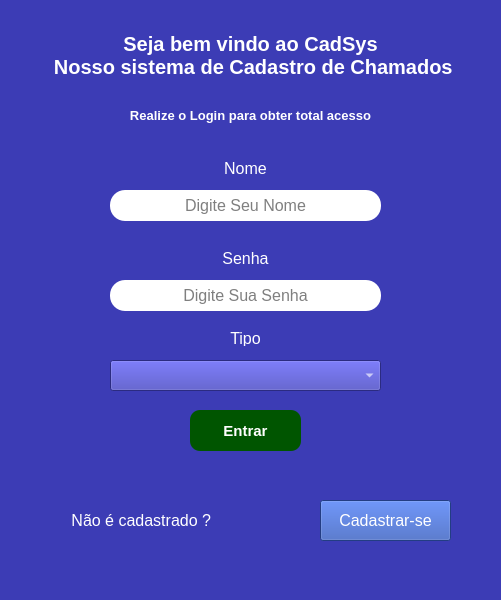
This is pages/login.ui in luizcarlosjj/chamadosSys as Qt 5 draws it before an edit. The edited form follows.
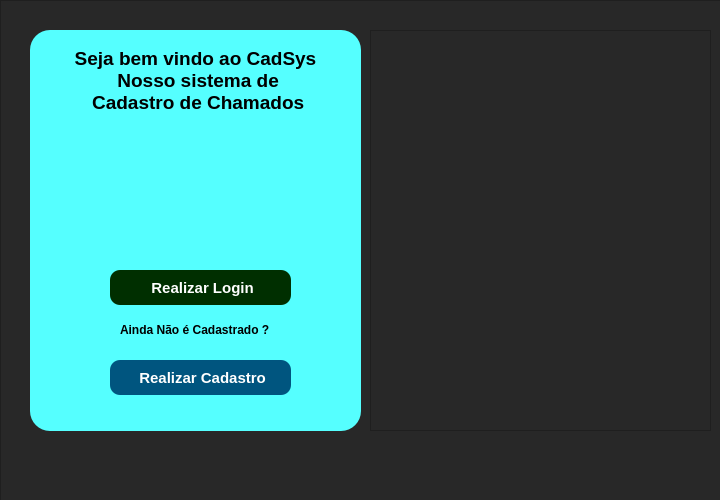
This is the edited form. Icons and pictures are not drawn.

What changed in the file:
```diff
--- a/pages/login.ui
+++ b/pages/login.ui
@@ -6,256 +6,357 @@
    <rect>
     <x>0</x>
     <y>0</y>
-    <width>501</width>
-    <height>600</height>
+    <width>720</width>
+    <height>500</height>
    </rect>
   </property>
+  <property name="maximumSize">
+   <size>
+    <width>720</width>
+    <height>500</height>
+   </size>
+  </property>
   <property name="windowTitle">
    <string>Login</string>
   </property>
   <property name="styleSheet">
-   <string notr="true">background-color: rgb(60, 60, 181);</string>
+   <string notr="true"/>
   </property>
   <widget class="QWidget" name="centralwidget">
+   <widget class="QFrame" name="frame">
+    <property name="geometry">
+     <rect>
+      <x>0</x>
+      <y>0</y>
+      <width>721</width>
+      <height>501</height>
+     </rect>
+    </property>
+    <property name="styleSheet">
+     <string notr="true">background-color: rgb(40, 40, 40);</string>
+    </property>
+    <property name="frameShape">
+     <enum>QFrame::StyledPanel</enum>
+    </property>
+    <property name="frameShadow">
+     <enum>QFrame::Raised</enum>
+    </property>
+    <widget class="QFrame" name="frame_2">
+     <property name="geometry">
+      <rect>
+       <x>30</x>
+       <y>30</y>
+       <width>331</width>
+       <height>401</height>
+      </rect>
+     </property>
+     <property name="styleSheet">
+      <string notr="true">background-color: rgb(85, 255, 255);
+border-radius: 20px </string>
+     </property>
+     <property name="frameShape">
+      <enum>QFrame::StyledPanel</enum>
+     </property>
+     <property name="frameShadow">
+      <enum>QFrame::Raised</enum>
+     </property>
    <widget class="QLabel" name="label">
     <property name="geometry">
      <rect>
-      <x>40</x>
-      <y>20</y>
-      <width>421</width>
-      <height>71</height>
+        <x>30</x>
+        <y>10</y>
+        <width>271</width>
+        <height>81</height>
      </rect>
     </property>
     <property name="font">
      <font>
-      <pointsize>15</pointsize>
+        <pointsize>14</pointsize>
       <weight>75</weight>
       <bold>true</bold>
      </font>
     </property>
     <property name="styleSheet">
-     <string notr="true">color: rgb(255, 255, 255);</string>
+       <string notr="true">color: rgb(0, 0, 0);</string>
     </property>
     <property name="text">
      <string>Seja bem vindo ao CadSys 
- Nosso sistema de Cadastro de Chamados</string>
+ Nosso sistema de
+ Cadastro de Chamados</string>
     </property>
     <property name="alignment">
      <set>Qt::AlignCenter</set>
     </property>
    </widget>
-   <widget class="QPushButton" name="pushButton_2">
-    <property name="geometry">
-     <rect>
-      <x>190</x>
-      <y>410</y>
-      <width>111</width>
-      <height>41</height>
-     </rect>
-    </property>
-    <property name="font">
-     <font>
-      <pointsize>11</pointsize>
-      <weight>75</weight>
-      <bold>true</bold>
-     </font>
-    </property>
-    <property name="styleSheet">
-     <string notr="true">border-radius: 10px;
-color: rgb(255, 255, 255);
-background-color: rgb(0, 85, 0);</string>
-    </property>
-    <property name="text">
-     <string>Entrar</string>
-    </property>
-   </widget>
-   <widget class="QLabel" name="label_2">
-    <property name="geometry">
-     <rect>
-      <x>110</x>
-      <y>100</y>
-      <width>281</width>
-      <height>31</height>
-     </rect>
-    </property>
-    <property name="font">
-     <font>
-      <pointsize>10</pointsize>
-      <weight>75</weight>
-      <bold>true</bold>
-     </font>
-    </property>
-    <property name="styleSheet">
-     <string notr="true">color: rgb(255, 255, 255);</string>
-    </property>
-    <property name="text">
-     <string>Realize o Login para obter total acesso</string>
-    </property>
-    <property name="alignment">
-     <set>Qt::AlignCenter</set>
-    </property>
-   </widget>
-   <widget class="QLineEdit" name="user">
-    <property name="geometry">
-     <rect>
-      <x>110</x>
-      <y>190</y>
-      <width>271</width>
-      <height>31</height>
-     </rect>
-    </property>
-    <property name="font">
-     <font>
-      <pointsize>12</pointsize>
-     </font>
-    </property>
-    <property name="styleSheet">
-     <string notr="true">padding: 5px; color: #000; background-color: #fff;
-border-width: 2px; border-radius: 15px; border-color: #000;</string>
-    </property>
-    <property name="text">
-     <string/>
-    </property>
-    <property name="alignment">
-     <set>Qt::AlignCenter</set>
-    </property>
-    <property name="placeholderText">
-     <string>Digite Seu Nome</string>
-    </property>
-   </widget>
    <widget class="QLabel" name="label_3">
     <property name="geometry">
      <rect>
-      <x>210</x>
-      <y>250</y>
-      <width>71</width>
-      <height>16</height>
+        <x>110</x>
+        <y>100</y>
+        <width>121</width>
+        <height>121</height>
+       </rect>
+      </property>
+      <property name="text">
+       <string/>
+      </property>
+      <property name="pixmap">
+       <pixmap>../src/conferencia.png</pixmap>
+      </property>
+      <property name="scaledContents">
+       <bool>true</bool>
+      </property>
+     </widget>
+     <widget class="QPushButton" name="btn_Login">
+      <property name="geometry">
+       <rect>
+        <x>80</x>
+        <y>240</y>
+        <width>181</width>
+        <height>35</height>
      </rect>
     </property>
     <property name="font">
      <font>
-      <pointsize>12</pointsize>
+        <pointsize>11</pointsize>
+        <weight>75</weight>
+        <bold>true</bold>
      </font>
     </property>
     <property name="styleSheet">
-     <string notr="true">color: #fff</string>
+       <string notr="true">border-radius: 10px;
+color: rgb(255, 255, 255);
+background-color: rgb(0, 47, 0);</string>
     </property>
     <property name="text">
-     <string>Senha</string>
-    </property>
-    <property name="alignment">
-     <set>Qt::AlignCenter</set>
+       <string> Realizar Login</string>
+      </property>
+      <property name="icon">
+       <iconset>
+        <normaloff>../src/verificar.png</normaloff>../src/verificar.png</iconset>
+      </property>
+      <property name="iconSize">
+       <size>
+        <width>30</width>
+        <height>30</height>
+       </size>
     </property>
    </widget>
    <widget class="QLabel" name="label_4">
     <property name="geometry">
      <rect>
-      <x>210</x>
-      <y>160</y>
-      <width>71</width>
-      <height>16</height>
+        <x>90</x>
+        <y>290</y>
+        <width>161</width>
+        <height>20</height>
      </rect>
     </property>
     <property name="font">
      <font>
-      <pointsize>12</pointsize>
-     </font>
-    </property>
+        <pointsize>9</pointsize>
+        <weight>75</weight>
+        <bold>true</bold>
+       </font>
+      </property>
+      <property name="text">
+       <string>Ainda Não é Cadastrado ?</string>
+      </property>
+     </widget>
+     <widget class="QPushButton" name="btn_Cadastro">
+      <property name="geometry">
+       <rect>
+        <x>80</x>
+        <y>330</y>
+        <width>181</width>
+        <height>35</height>
+       </rect>
+      </property>
+      <property name="font">
+       <font>
+        <pointsize>11</pointsize>
+        <weight>75</weight>
+        <bold>true</bold>
+       </font>
+      </property>
     <property name="styleSheet">
-     <string notr="true">color: #fff</string>
+       <string notr="true">border-radius: 10px;
+color: rgb(255, 255, 255);
+background-color: rgb(0, 85, 127);
+</string>
     </property>
     <property name="text">
-     <string>Nome</string>
-    </property>
-    <property name="alignment">
-     <set>Qt::AlignCenter</set>
-    </property>
-   </widget>
-   <widget class="QLineEdit" name="passwd">
+       <string> Realizar Cadastro</string>
+      </property>
+      <property name="icon">
+       <iconset>
+        <normaloff>../src/cadastro.png</normaloff>../src/cadastro.png</iconset>
+      </property>
+      <property name="iconSize">
+       <size>
+        <width>20</width>
+        <height>20</height>
+       </size>
+      </property>
+     </widget>
+    </widget>
+    <widget class="QFrame" name="frame_Login">
     <property name="geometry">
      <rect>
-      <x>110</x>
-      <y>280</y>
-      <width>271</width>
+       <x>379</x>
+       <y>30</y>
+       <width>331</width>
+       <height>401</height>
+      </rect>
+     </property>
+     <property name="styleSheet">
+      <string notr="true">background-color: rgb(85, 255, 255);
+border-radius: 20px </string>
+     </property>
+     <property name="frameShape">
+      <enum>QFrame::StyledPanel</enum>
+     </property>
+     <property name="frameShadow">
+      <enum>QFrame::Raised</enum>
+     </property>
+     <widget class="QLabel" name="label_2">
+      <property name="geometry">
+       <rect>
+        <x>20</x>
+        <y>30</y>
+        <width>291</width>
       <height>31</height>
      </rect>
     </property>
     <property name="font">
      <font>
-      <pointsize>12</pointsize>
+        <pointsize>11</pointsize>
+        <weight>75</weight>
+        <bold>true</bold>
      </font>
     </property>
     <property name="styleSheet">
-     <string notr="true">padding: 5px; color: #000; background-color: #fff;
-border-width: 2px; border-radius: 15px; border-color: #000;</string>
+       <string notr="true">color: rgb(0, 0, 0);</string>
     </property>
     <property name="text">
-     <string/>
+       <string>Realize o Login para obter total acesso</string>
     </property>
     <property name="alignment">
      <set>Qt::AlignCenter</set>
     </property>
-    <property name="placeholderText">
-     <string>Digite Sua Senha</string>
-    </property>
-   </widget>
-   <widget class="QPushButton" name="pushButton_3">
+     </widget>
+     <widget class="QPushButton" name="btn_Entrar">
     <property name="geometry">
      <rect>
-      <x>320</x>
-      <y>500</y>
+        <x>100</x>
+        <y>270</y>
       <width>131</width>
-      <height>41</height>
+        <height>35</height>
      </rect>
     </property>
     <property name="font">
      <font>
       <pointsize>12</pointsize>
+        <weight>75</weight>
+        <bold>true</bold>
      </font>
     </property>
     <property name="styleSheet">
-     <string notr="true">color: #fff; background-color: #3155b7</string>
+       <string notr="true">border-radius: 10px;
+color: rgb(255, 255, 255);
+background-color: rgb(0, 47, 0);</string>
     </property>
     <property name="text">
-     <string>Cadastrar-se</string>
-    </property>
-   </widget>
-   <widget class="QLabel" name="label_5">
+       <string> Entrar</string>
+      </property>
+      <property name="icon">
+       <iconset>
+        <normaloff>../src/verificar.png</normaloff>../src/verificar.png</iconset>
+      </property>
+      <property name="iconSize">
+       <size>
+        <width>30</width>
+        <height>30</height>
+       </size>
+      </property>
+     </widget>
+     <widget class="QLineEdit" name="user">
     <property name="geometry">
      <rect>
-      <x>0</x>
-      <y>510</y>
-      <width>211</width>
-      <height>21</height>
+        <x>40</x>
+        <y>80</y>
+        <width>250</width>
+        <height>31</height>
      </rect>
     </property>
     <property name="font">
      <font>
-      <pointsize>12</pointsize>
+        <pointsize>11</pointsize>
      </font>
     </property>
     <property name="styleSheet">
-     <string notr="true">color: #fff</string>
+       <string notr="true">color: rgb(255, 255, 255);
+background-color: rgb(89, 89, 89);
+border-radius: 10px;
+</string>
     </property>
     <property name="text">
-     <string>Não é cadastrado ?</string>
+       <string/>
     </property>
     <property name="alignment">
-     <set>Qt::AlignRight|Qt::AlignTrailing|Qt::AlignVCenter</set>
-    </property>
+       <set>Qt::AlignCenter</set>
+      </property>
+      <property name="placeholderText">
+       <string>Digite Seu Nome</string>
+      </property>
+     </widget>
+     <widget class="QComboBox" name="tipoLog">
+      <property name="geometry">
+       <rect>
+        <x>40</x>
+        <y>200</y>
+        <width>250</width>
+        <height>31</height>
+       </rect>
+      </property>
+      <property name="font">
+       <font>
+        <pointsize>10</pointsize>
+       </font>
+      </property>
+      <property name="styleSheet">
+       <string notr="true">color: rgb(255, 255, 255);
+background-color: rgb(89, 89, 89);
+border-radius: 10px;
+</string>
+      </property>
+      <item>
+       <property name="text">
+        <string/>
+       </property>
+      </item>
+      <item>
+       <property name="text">
+        <string>usuario</string>
+       </property>
+      </item>
+      <item>
+       <property name="text">
+        <string>tecnico</string>
+       </property>
+      </item>
    </widget>
    <widget class="QLabel" name="label_6">
     <property name="geometry">
      <rect>
-      <x>140</x>
-      <y>460</y>
-      <width>221</width>
+        <x>50</x>
+        <y>330</y>
+        <width>231</width>
       <height>31</height>
      </rect>
     </property>
     <property name="font">
      <font>
-      <pointsize>10</pointsize>
+        <pointsize>11</pointsize>
       <weight>75</weight>
       <bold>true</bold>
      </font>
@@ -270,76 +371,446 @@
      <set>Qt::AlignCenter</set>
     </property>
    </widget>
+     <widget class="QLineEdit" name="passwd">
+      <property name="geometry">
+       <rect>
+        <x>40</x>
+        <y>130</y>
+        <width>250</width>
+        <height>31</height>
+       </rect>
+      </property>
+      <property name="font">
+       <font>
+        <pointsize>11</pointsize>
+       </font>
+      </property>
+      <property name="styleSheet">
+       <string notr="true">color: rgb(255, 255, 255);
+background-color: rgb(89, 89, 89);
+border-radius: 10px;
+</string>
+      </property>
+      <property name="text">
+       <string/>
+      </property>
+      <property name="alignment">
+       <set>Qt::AlignCenter</set>
+      </property>
+      <property name="placeholderText">
+       <string>Digite Sua Senha</string>
+      </property>
+     </widget>
    <widget class="QLabel" name="label_7">
     <property name="geometry">
      <rect>
-      <x>210</x>
-      <y>330</y>
-      <width>71</width>
-      <height>16</height>
+        <x>140</x>
+        <y>176</y>
+        <width>51</width>
+        <height>20</height>
      </rect>
     </property>
     <property name="font">
      <font>
       <pointsize>12</pointsize>
+        <weight>75</weight>
+        <bold>true</bold>
      </font>
     </property>
     <property name="styleSheet">
-     <string notr="true">color: #fff</string>
+       <string notr="true">color: #000</string>
     </property>
     <property name="text">
-     <string>Tipo</string>
+       <string>Tipo:</string>
     </property>
     <property name="alignment">
      <set>Qt::AlignCenter</set>
     </property>
    </widget>
-   <widget class="QComboBox" name="combobox">
+    </widget>
+    <widget class="QFrame" name="frame_Cadastro">
+     <property name="geometry">
+      <rect>
+       <x>379</x>
+       <y>30</y>
+       <width>331</width>
+       <height>401</height>
+      </rect>
+     </property>
+     <property name="styleSheet">
+      <string notr="true">background-color: rgb(85, 255, 255);
+border-radius: 20px </string>
+     </property>
+     <property name="frameShape">
+      <enum>QFrame::StyledPanel</enum>
+     </property>
+     <property name="frameShadow">
+      <enum>QFrame::Raised</enum>
+     </property>
+     <widget class="QLabel" name="label_5">
+      <property name="geometry">
+       <rect>
+        <x>20</x>
+        <y>10</y>
+        <width>291</width>
+        <height>31</height>
+       </rect>
+      </property>
+      <property name="font">
+       <font>
+        <pointsize>11</pointsize>
+        <weight>75</weight>
+        <bold>true</bold>
+        <underline>false</underline>
+       </font>
+      </property>
+      <property name="styleSheet">
+       <string notr="true">color: rgb(0, 0, 0);</string>
+      </property>
+      <property name="text">
+       <string>Preencha os campos para se cadastrar:</string>
+      </property>
+      <property name="alignment">
+       <set>Qt::AlignCenter</set>
+      </property>
+     </widget>
+     <widget class="QPushButton" name="btn_Cad">
     <property name="geometry">
      <rect>
       <x>110</x>
+        <y>320</y>
+        <width>121</width>
+        <height>35</height>
+       </rect>
+      </property>
+      <property name="font">
+       <font>
+        <pointsize>11</pointsize>
+        <weight>75</weight>
+        <bold>true</bold>
+       </font>
+      </property>
+      <property name="styleSheet">
+       <string notr="true">border-radius: 10px;
+color: rgb(255, 255, 255);
+background-color: rgb(0, 85, 127);
+</string>
+      </property>
+      <property name="text">
+       <string> Cadastrar</string>
+      </property>
+      <property name="icon">
+       <iconset>
+        <normaloff>../src/cadastro.png</normaloff>../src/cadastro.png</iconset>
+      </property>
+     </widget>
+     <widget class="QLineEdit" name="nameCad">
+      <property name="geometry">
+       <rect>
+        <x>40</x>
+        <y>60</y>
+        <width>251</width>
+        <height>31</height>
+       </rect>
+      </property>
+      <property name="font">
+       <font>
+        <pointsize>10</pointsize>
+        <weight>75</weight>
+        <bold>true</bold>
+       </font>
+      </property>
+      <property name="styleSheet">
+       <string notr="true">color: rgb(255, 255, 255);
+background-color: rgb(89, 89, 89);
+border-radius: 10px;
+</string>
+      </property>
+      <property name="text">
+       <string/>
+      </property>
+      <property name="alignment">
+       <set>Qt::AlignCenter</set>
+      </property>
+      <property name="placeholderText">
+       <string>Digite Seu Nome</string>
+      </property>
+     </widget>
+     <widget class="QComboBox" name="tipoCad">
+      <property name="geometry">
+       <rect>
+        <x>40</x>
+        <y>200</y>
+        <width>251</width>
+        <height>31</height>
+       </rect>
+      </property>
+      <property name="font">
+       <font>
+        <pointsize>11</pointsize>
+       </font>
+      </property>
+      <property name="styleSheet">
+       <string notr="true">color: rgb(255, 255, 255);
+background-color: rgb(89, 89, 89);
+border-radius: 10px;
+padding-left: 40px;</string>
+      </property>
+      <item>
+       <property name="text">
+        <string/>
+       </property>
+      </item>
+     </widget>
+     <widget class="QLabel" name="resCad">
+      <property name="geometry">
+       <rect>
+        <x>60</x>
       <y>360</y>
-      <width>271</width>
+        <width>221</width>
       <height>31</height>
      </rect>
     </property>
     <property name="font">
      <font>
       <pointsize>10</pointsize>
+        <weight>75</weight>
+        <bold>true</bold>
      </font>
     </property>
     <property name="styleSheet">
+       <string notr="true">color: rgb(0, 0, 127);</string>
+      </property>
+      <property name="text">
+       <string/>
+      </property>
+      <property name="alignment">
+       <set>Qt::AlignCenter</set>
+      </property>
+     </widget>
+     <widget class="QLineEdit" name="senhaCad">
+      <property name="geometry">
+       <rect>
+        <x>40</x>
+        <y>100</y>
+        <width>251</width>
+        <height>31</height>
+       </rect>
+      </property>
+      <property name="font">
+       <font>
+        <pointsize>10</pointsize>
+        <weight>75</weight>
+        <bold>true</bold>
+       </font>
+      </property>
+      <property name="styleSheet">
      <string notr="true">color: rgb(255, 255, 255);
+background-color: rgb(89, 89, 89);
+border-radius: 10px;
 </string>
     </property>
-    <item>
      <property name="text">
       <string/>
      </property>
-    </item>
-    <item>
+      <property name="alignment">
+       <set>Qt::AlignCenter</set>
+      </property>
+      <property name="placeholderText">
+       <string>Digite Sua Senha</string>
+      </property>
+     </widget>
+     <widget class="QLabel" name="label_9">
+      <property name="geometry">
+       <rect>
+        <x>140</x>
+        <y>176</y>
+        <width>61</width>
+        <height>20</height>
+       </rect>
+      </property>
+      <property name="font">
+       <font>
+        <pointsize>11</pointsize>
+        <weight>75</weight>
+        <bold>true</bold>
+       </font>
+      </property>
+      <property name="styleSheet">
+       <string notr="true">color: #000</string>
+      </property>
      <property name="text">
-      <string>usuario</string>
-     </property>
-    </item>
-    <item>
+       <string>Tipo</string>
+      </property>
+      <property name="alignment">
+       <set>Qt::AlignCenter</set>
+      </property>
+     </widget>
+     <widget class="QComboBox" name="filialCad">
+      <property name="geometry">
+       <rect>
+        <x>40</x>
+        <y>270</y>
+        <width>251</width>
+        <height>31</height>
+       </rect>
+      </property>
+      <property name="font">
+       <font>
+        <pointsize>11</pointsize>
+       </font>
+      </property>
+      <property name="styleSheet">
+       <string notr="true">color: rgb(255, 255, 255);
+background-color: rgb(89, 89, 89);
+border-radius: 10px;
+padding-left: 40px;</string>
+      </property>
+      <property name="placeholderText">
+       <string/>
+      </property>
+     </widget>
+     <widget class="QLabel" name="label_10">
+      <property name="geometry">
+       <rect>
+        <x>140</x>
+        <y>250</y>
+        <width>61</width>
+        <height>16</height>
+       </rect>
+      </property>
+      <property name="font">
+       <font>
+        <pointsize>11</pointsize>
+        <weight>75</weight>
+        <bold>true</bold>
+       </font>
+      </property>
+      <property name="styleSheet">
+       <string notr="true">color: #000</string>
+      </property>
      <property name="text">
-      <string>tecnico</string>
-     </property>
-    </item>
-   </widget>
-  </widget>
-  <widget class="QMenuBar" name="menubar">
+       <string>Filial</string>
+      </property>
+      <property name="alignment">
+       <set>Qt::AlignCenter</set>
+      </property>
+     </widget>
+     <widget class="QLineEdit" name="repSenhaCad">
+      <property name="geometry">
+       <rect>
+        <x>40</x>
+        <y>140</y>
+        <width>251</width>
+        <height>31</height>
+       </rect>
+      </property>
+      <property name="font">
+       <font>
+        <pointsize>10</pointsize>
+        <weight>75</weight>
+        <bold>true</bold>
+       </font>
+      </property>
+      <property name="styleSheet">
+       <string notr="true">color: rgb(255, 255, 255);
+background-color: rgb(89, 89, 89);
+border-radius: 10px;
+</string>
+      </property>
+      <property name="text">
+       <string/>
+      </property>
+      <property name="alignment">
+       <set>Qt::AlignCenter</set>
+      </property>
+      <property name="placeholderText">
+       <string>Repita sua Senha</string>
+      </property>
+     </widget>
+    </widget>
+    <widget class="QFrame" name="frame_off_login">
    <property name="geometry">
     <rect>
-     <x>0</x>
-     <y>0</y>
-     <width>501</width>
-     <height>21</height>
-    </rect>
-   </property>
-  </widget>
-  <widget class="QStatusBar" name="statusbar"/>
+       <x>370</x>
+       <y>30</y>
+       <width>341</width>
+       <height>401</height>
+      </rect>
+     </property>
+     <property name="styleSheet">
+      <string notr="true">background-color: rgb(40, 40, 40);</string>
+     </property>
+     <property name="frameShape">
+      <enum>QFrame::StyledPanel</enum>
+     </property>
+     <property name="frameShadow">
+      <enum>QFrame::Raised</enum>
+     </property>
+     <widget class="QLabel" name="label_11">
+      <property name="geometry">
+       <rect>
+        <x>20</x>
+        <y>10</y>
+        <width>91</width>
+        <height>101</height>
+       </rect>
+      </property>
+      <property name="text">
+       <string/>
+      </property>
+      <property name="pixmap">
+       <pixmap>../src/servidor.png</pixmap>
+      </property>
+      <property name="scaledContents">
+       <bool>true</bool>
+      </property>
+     </widget>
+     <widget class="QLabel" name="label_12">
+      <property name="geometry">
+       <rect>
+        <x>140</x>
+        <y>150</y>
+        <width>101</width>
+        <height>101</height>
+       </rect>
+      </property>
+      <property name="text">
+       <string/>
+      </property>
+      <property name="pixmap">
+       <pixmap>../src/chamada-de-video.png</pixmap>
+      </property>
+      <property name="scaledContents">
+       <bool>true</bool>
+      </property>
+     </widget>
+     <widget class="QLabel" name="label_13">
+      <property name="geometry">
+       <rect>
+        <x>250</x>
+        <y>300</y>
+        <width>81</width>
+        <height>81</height>
+       </rect>
+      </property>
+      <property name="text">
+       <string/>
+      </property>
+      <property name="pixmap">
+       <pixmap>../src/sistemas.png</pixmap>
+      </property>
+      <property name="scaledContents">
+       <bool>true</bool>
+      </property>
+     </widget>
+    </widget>
+    <zorder>frame_2</zorder>
+    <zorder>frame_Cadastro</zorder>
+    <zorder>frame_Login</zorder>
+    <zorder>frame_off_login</zorder>
+   </widget>
+  </widget>
  </widget>
  <resources/>
  <connections/>
```
Lines whose indentation alone changed are shown as unchanged.
